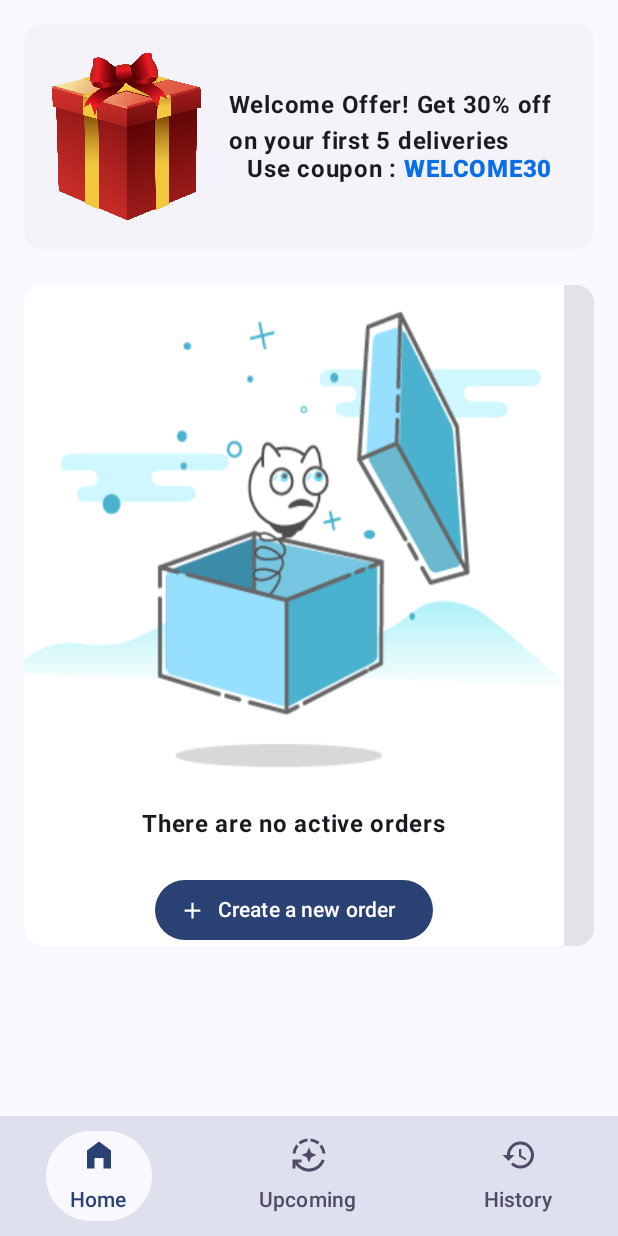
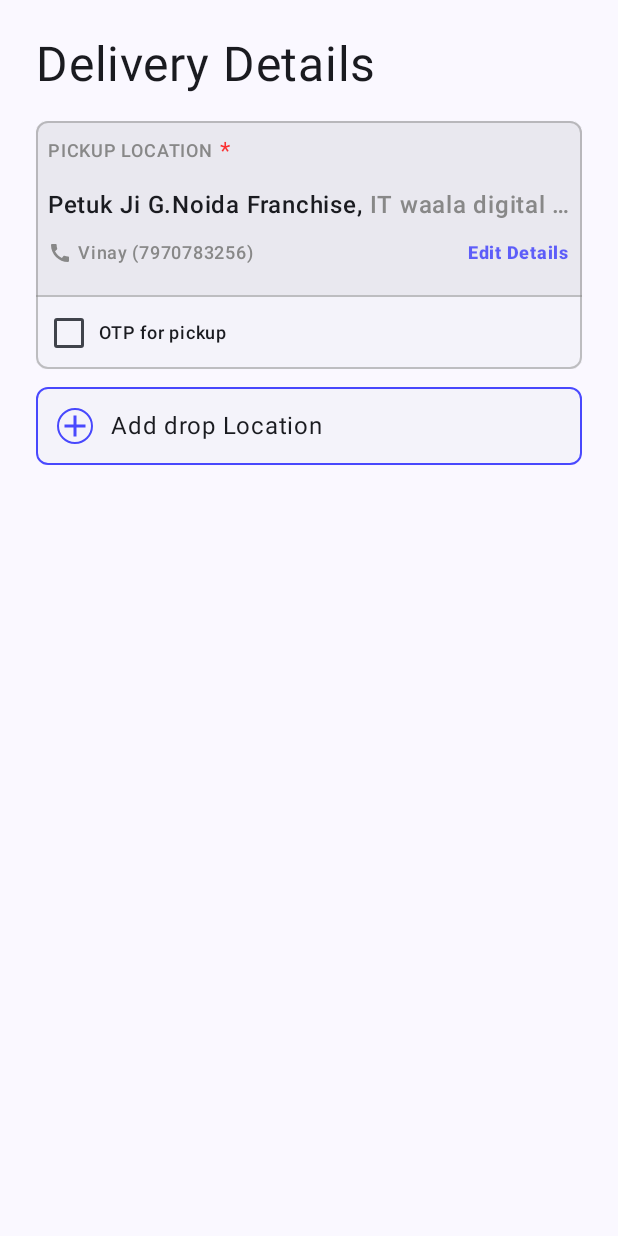
Before and after one commit to sourabhkumar47/PickUpandDrop, an Android app built with Jetpack Compose: the screen it shows after launch (MainActivity before the commit, DeliveryDetails after it), after a tap on "Create a new order", on a phone screen of 412 x 824 dp. Run offline under Robolectric (Android 15) with nearby library versions, the phone set to English and light mode, and no system bars.

Commit message:
layouts - created layouts for Delivery Details

```diff
--- a/app/build.gradle.kts
+++ b/app/build.gradle.kts
@@ -59,11 +59,13 @@ dependencies {
     implementation("androidx.compose.ui:ui-graphics")
     implementation("androidx.compose.ui:ui-tooling-preview")
     implementation("androidx.compose.material3:material3")
+    implementation(platform("androidx.compose:compose-bom:2023.08.00"))
     testImplementation("junit:junit:4.13.2")
     androidTestImplementation("androidx.test.ext:junit:1.1.5")
     androidTestImplementation("androidx.test.espresso:espresso-core:3.5.1")
     androidTestImplementation(platform("androidx.compose:compose-bom:2023.08.00"))
     androidTestImplementation("androidx.compose.ui:ui-test-junit4")
+    androidTestImplementation(platform("androidx.compose:compose-bom:2023.08.00"))
     debugImplementation("androidx.compose.ui:ui-tooling")
     debugImplementation("androidx.compose.ui:ui-test-manifest")
 
--- a/app/src/main/AndroidManifest.xml
+++ b/app/src/main/AndroidManifest.xml
@@ -13,6 +13,11 @@
         android:theme="@style/Theme.PickUpandDrop"
         tools:targetApi="31">
         <activity
+            android:name=".DeliveryDetails"
+            android:exported="false"
+            android:label="@string/title_activity_delivery_details"
+            android:theme="@style/Theme.PickUpandDrop" />
+        <activity
             android:name=".MainActivity"
             android:exported="true"
             android:label="@string/app_name"
--- /dev/null
+++ b/app/src/main/java/com/example/pickupanddrop/DeliveryDetails.kt
@@ -0,0 +1,42 @@
+package com.example.pickupanddrop
+
+import android.os.Bundle
+import androidx.activity.ComponentActivity
+import androidx.activity.compose.setContent
+import androidx.compose.foundation.layout.fillMaxSize
+import androidx.compose.material3.MaterialTheme
+import androidx.compose.material3.Surface
+import androidx.compose.material3.Text
+import androidx.compose.runtime.Composable
+import androidx.compose.ui.Modifier
+import androidx.compose.ui.tooling.preview.Preview
+import com.example.pickupanddrop.presentation.DeliveryDetailsScreen
+import com.example.pickupanddrop.ui.theme.PickUpandDropTheme
+
+class DeliveryDetails : ComponentActivity() {
+    override fun onCreate(savedInstanceState: Bundle?) {
+        super.onCreate(savedInstanceState)
+        setContent {
+            PickUpandDropTheme {
+                // A surface container using the 'background' color from the theme
+                DeliveryDetailsScreen()
+            }
+        }
+    }
+}
+
+@Composable
+fun Greeting(name: String, modifier: Modifier = Modifier) {
+    Text(
+        text = "Hello $name!",
+        modifier = modifier
+    )
+}
+
+@Preview(showBackground = true)
+@Composable
+fun GreetingPreview() {
+    PickUpandDropTheme {
+        Greeting("Android")
+    }
+}
--- a/app/src/main/java/com/example/pickupanddrop/common/Card.kt
+++ b/app/src/main/java/com/example/pickupanddrop/common/Card.kt
@@ -17,8 +17,10 @@ import androidx.compose.foundation.layout.padding
 import androidx.compose.foundation.layout.size
 import androidx.compose.foundation.layout.width
 import androidx.compose.foundation.layout.wrapContentHeight
+import androidx.compose.foundation.shape.CircleShape
 import androidx.compose.foundation.shape.RoundedCornerShape
 import androidx.compose.material.icons.Icons
+import androidx.compose.material.icons.filled.Add
 import androidx.compose.material.icons.filled.Call
 import androidx.compose.material3.Card
 import androidx.compose.material3.CardElevation
@@ -211,21 +213,55 @@ fun PickUpLocationCard(
             val checkedStateForOTP = rememberSaveable {
                 mutableStateOf(false)
             }
-            Row(modifier = Modifier.padding(horizontal = 14.dp, vertical = 12.dp),verticalAlignment = Alignment.CenterVertically) {
+            Row(
+                modifier = Modifier.padding(horizontal = 14.dp, vertical = 12.dp),
+                verticalAlignment = Alignment.CenterVertically
+            ) {
                 Checkbox(
                     modifier = Modifier.size(16.dp),
                     checked = checkedStateForOTP.value, onCheckedChange = {
-                    checkedStateForOTP.value = it
-                })
+                        checkedStateForOTP.value = it
+                    })
                 Spacer(modifier = Modifier.width(12.dp))
-                Text(text = "OTP for pickup",
+                Text(
+                    text = "OTP for pickup",
                     fontSize = MaterialTheme.typography.labelMedium.fontSize,
                     fontWeight = labelFontWeight,
-                    fontStyle = MaterialTheme.typography.labelMedium.fontStyle)
+                    fontStyle = MaterialTheme.typography.labelMedium.fontStyle
+                )
             }
         }
 
     }
+}
+
+@Composable
+fun DropLocationCard(modifier: Modifier = Modifier) {
+    val blueBorderColor = Color.Blue.copy(0.7f)
+    ElevatedCard(
+        modifier = modifier.border(1.dp, blueBorderColor, RoundedCornerShape(8.dp))
+    ) {
+        Row(
+            modifier = Modifier.padding(14.dp),
+            verticalAlignment = Alignment.CenterVertically,
+            horizontalArrangement = Arrangement.spacedBy(12.dp)
+        ) {
+            Column(modifier = Modifier.border(1.dp, blueBorderColor, CircleShape)) {
+                Icon(
+                    imageVector = Icons.Filled.Add,
+                    contentDescription = "add drop location",
+                    tint = blueBorderColor
+                )
+            }
+            Text(text = "Add drop Location")
+        }
+    }
+}
+
+@Preview
+@Composable
+fun DropLocationCardPreview() {
+    DropLocationCard()
 }
 
 @Preview
--- /dev/null
+++ b/app/src/main/java/com/example/pickupanddrop/presentation/DeliveryDetailsScreen.kt
@@ -0,0 +1,47 @@
+package com.example.pickupanddrop.presentation
+
+import androidx.compose.foundation.clickable
+import androidx.compose.foundation.layout.Column
+import androidx.compose.foundation.layout.Spacer
+import androidx.compose.foundation.layout.fillMaxSize
+import androidx.compose.foundation.layout.fillMaxWidth
+import androidx.compose.foundation.layout.height
+import androidx.compose.foundation.layout.padding
+import androidx.compose.material3.MaterialTheme
+import androidx.compose.material3.Surface
+import androidx.compose.material3.Text
+import androidx.compose.runtime.Composable
+import androidx.compose.ui.Modifier
+import androidx.compose.ui.unit.dp
+import com.example.pickupanddrop.common.DropLocationCard
+import com.example.pickupanddrop.common.PickUpLocationCard
+
+@Composable
+fun DeliveryDetailsScreen() {
+    Surface(
+        modifier = Modifier.fillMaxSize(),
+        color = MaterialTheme.colorScheme.background
+    ) {
+        Column(modifier = Modifier.padding(24.dp)) {
+            Text(
+                text = "Delivery Details",
+                fontSize = MaterialTheme.typography.headlineLarge.fontSize,
+                fontWeight = MaterialTheme.typography.headlineLarge.fontWeight
+            )
+            Spacer(modifier = Modifier.height(18.dp))
+
+            PickUpLocationCard(
+                franchiseName = "Petuk Ji G.Noida Franchise",
+                franchiseLocation = "IT waala digital success D, 296 Greater Noida Wandra",
+                ownerName = "Vinay",
+                ownerPhoneNo = "7970783256"
+            )
+
+            Spacer(modifier = Modifier.height(12.dp))
+
+            DropLocationCard(modifier = Modifier.fillMaxWidth().clickable {
+
+            })
+        }
+    }
+}
--- a/app/src/main/java/com/example/pickupanddrop/presentation/HomeScreen.kt
+++ b/app/src/main/java/com/example/pickupanddrop/presentation/HomeScreen.kt
@@ -1,5 +1,6 @@
 package com.example.pickupanddrop.presentation
 
+import android.content.Intent
 import androidx.compose.foundation.Image
 import androidx.compose.foundation.background
 import androidx.compose.foundation.layout.Arrangement
@@ -23,10 +24,12 @@ import androidx.compose.ui.Modifier
 import androidx.compose.ui.draw.clip
 import androidx.compose.ui.graphics.Color
 import androidx.compose.ui.layout.ContentScale
+import androidx.compose.ui.platform.LocalContext
 import androidx.compose.ui.res.painterResource
 import androidx.compose.ui.text.font.FontWeight
 import androidx.compose.ui.tooling.preview.Preview
 import androidx.compose.ui.unit.dp
+import com.example.pickupanddrop.DeliveryDetails
 import com.example.pickupanddrop.R
 import com.example.pickupanddrop.common.ButtonwithIcon
 import com.example.pickupanddrop.common.ClickableCard
@@ -77,11 +80,14 @@ fun HomeScreen(
 
                 Spacer(modifier = Modifier.height(24.dp))
 
+                val context = LocalContext.current
                 ButtonwithIcon(
                     icon = R.drawable.baseline_add_24,
                     text = "Create a new order",
                     tint = Color.White,
-                    onClick = { /*TODO*/ },
+                    onClick = {
+                        context.startActivity(Intent(context, DeliveryDetails::class.java))
+                    },
                     modifier = Modifier
                         .fillMaxWidth()
                         .height(120.dp)
--- a/app/src/main/res/values/strings.xml
+++ b/app/src/main/res/values/strings.xml
@@ -1,3 +1,4 @@
 <resources>
     <string name="app_name">PickUpandDrop</string>
+    <string name="title_activity_delivery_details">DeliveryDetails</string>
 </resources>
```
